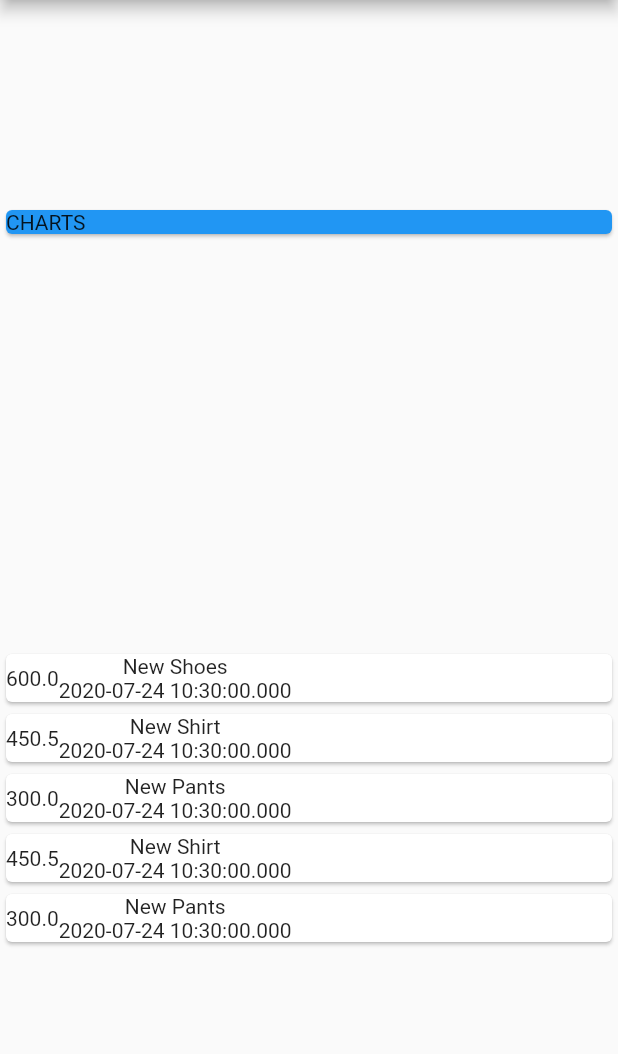
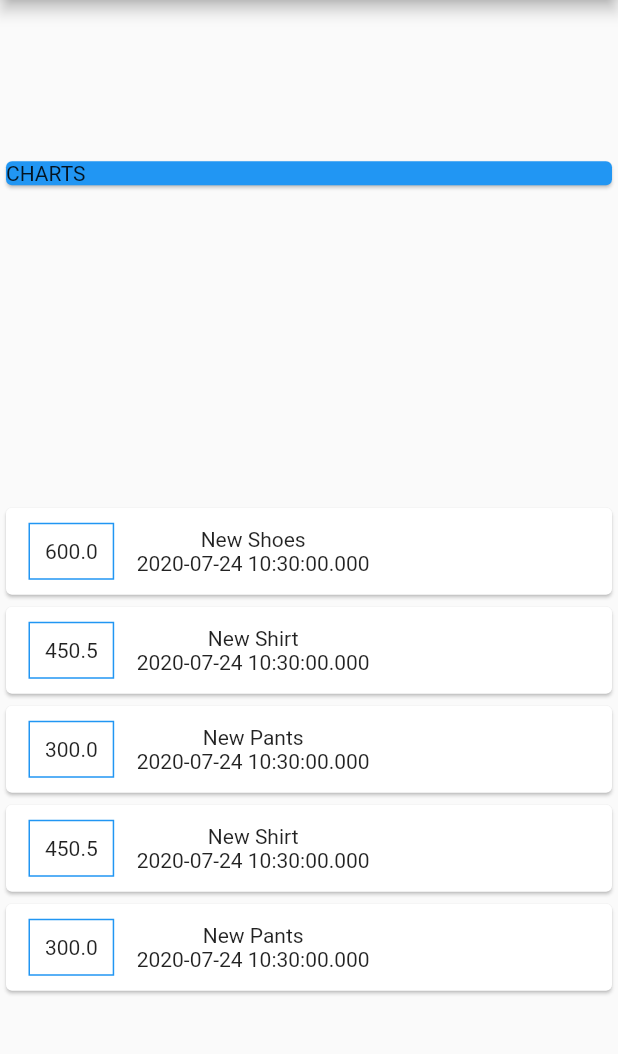
Before and after one commit to ranger163/Expenses, a Flutter app: the screen it shows after launch, on a phone screen of 412 x 824 dp, the part 84-1138 px from its top. Run offline on Flutter 3.47's test engine with Material 2 defaults, Android fonts, the phone set to English and light mode, and no system bars.

Commit message:
Styling a Container

```diff
--- a/lib/main.dart
+++ b/lib/main.dart
@@ -68,7 +68,18 @@ class TransactionItem extends StatelessWidget {
     return Card(
       child: Row(
         children: <Widget>[
-          Container(child: Text(_transaction.amount.toString())),
+          Container(
+              margin: EdgeInsets.symmetric(
+                vertical: 10,
+                horizontal: 15,
+              ),
+              decoration: BoxDecoration(
+                  border: Border.all(
+                color: Colors.blue,
+                width: 1,
+              )),
+              padding: EdgeInsets.all(10),
+              child: Text(_transaction.amount.toString())),
           Column(
             children: <Widget>[
               Text(_transaction.title),
```
